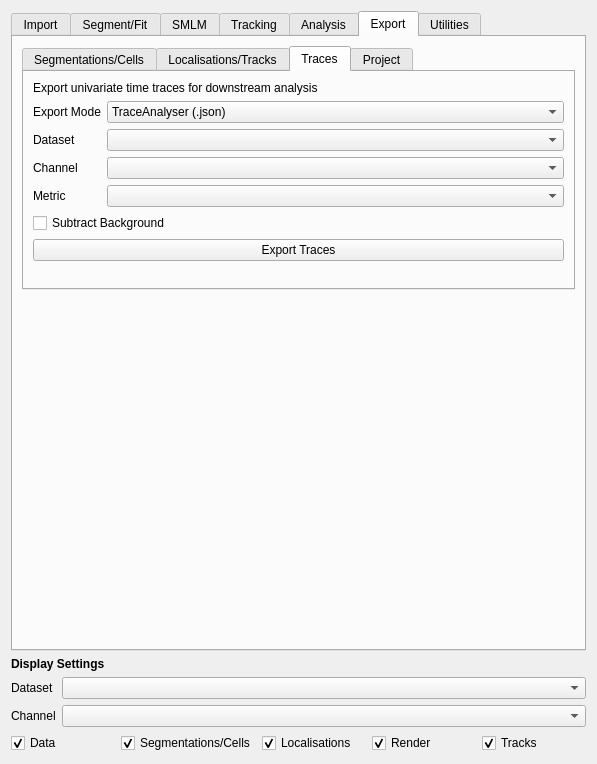
Above: src/moltrack/GUI/widget_ui.ui from piedrro/napari-moltrack before the change. Below: the same form after it.
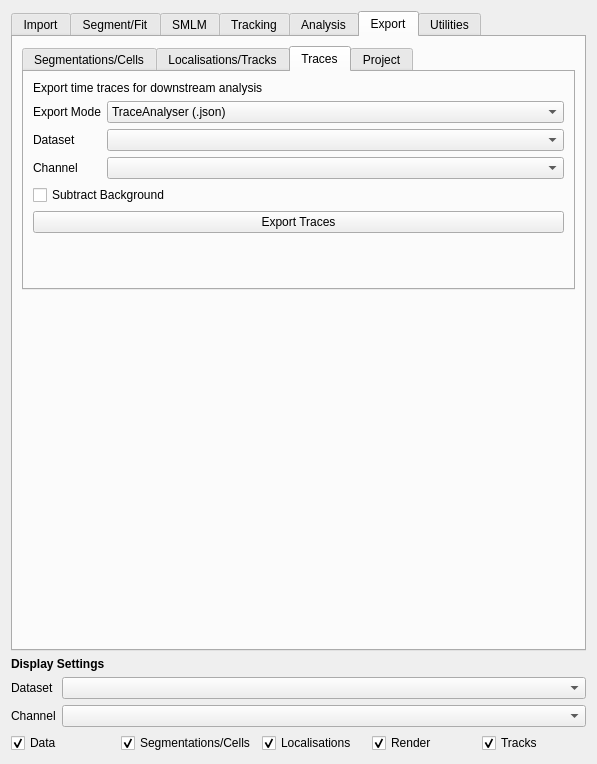
That is the form after the change. The open tabs and pages were chosen to show the change.

Commit message: added multi-channel json trace export

```diff
--- a/src/moltrack/GUI/widget_ui.ui
+++ b/src/moltrack/GUI/widget_ui.ui
@@ -4314,7 +4314,7 @@
            <item>
             <widget class="QLabel" name="label_54">
              <property name="text">
-              <string>Export univariate time traces for downstream analysis</string>
+              <string>Export time traces for downstream analysis</string>
              </property>
             </widget>
            </item>
@@ -4356,16 +4356,6 @@
              <item row="2" column="1">
               <widget class="QComboBox" name="traces_export_channel"/>
              </item>
-             <item row="3" column="0">
-              <widget class="QLabel" name="label_53">
-               <property name="text">
-                <string>Metric</string>
-               </property>
-              </widget>
-             </item>
-             <item row="3" column="1">
-              <widget class="QComboBox" name="traces_export_metric"/>
-             </item>
             </layout>
            </item>
            <item>
```
The commit also changes 6 other files.
